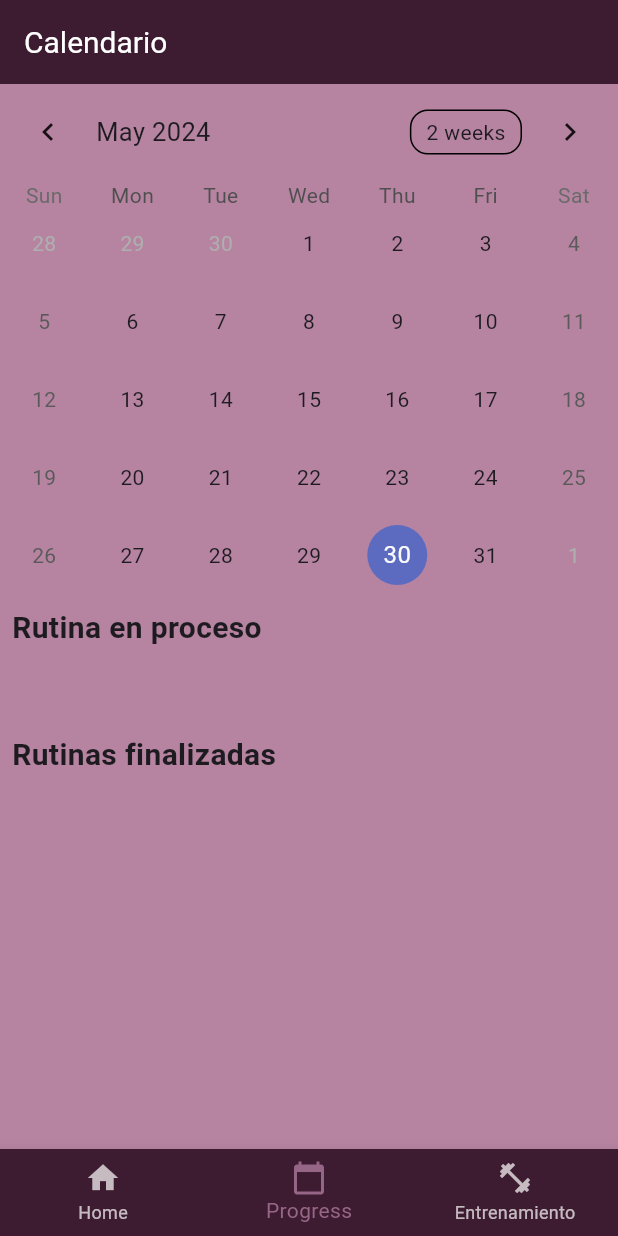
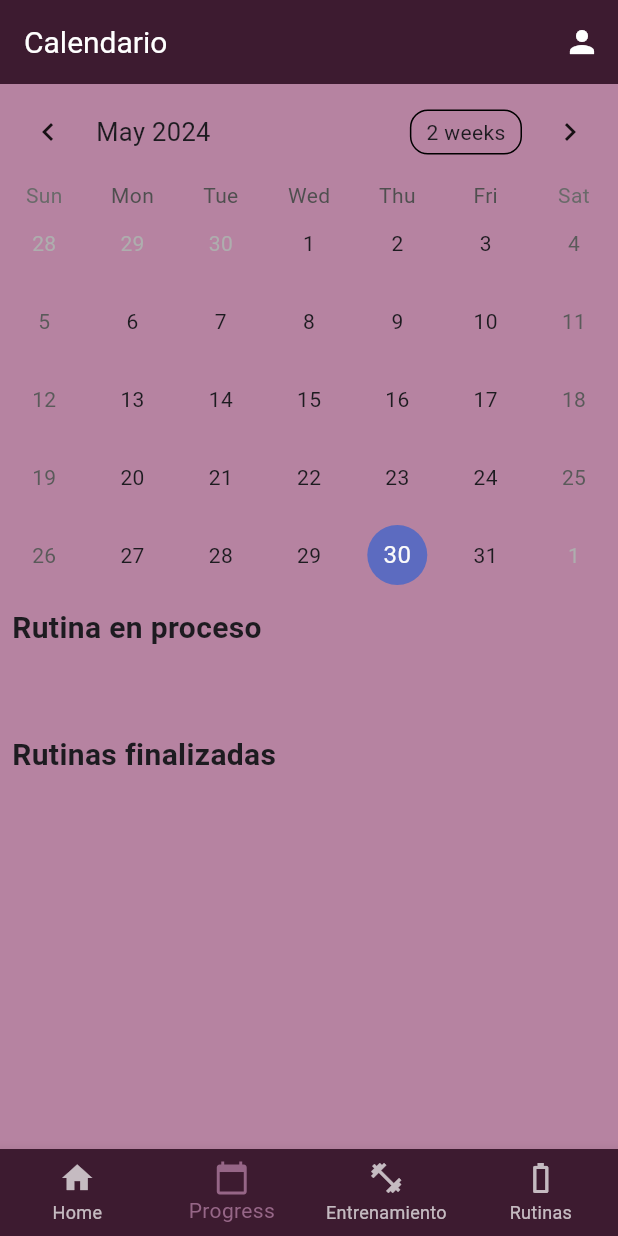
Before and after one commit to MariaBelenF/TP3Proyecto, a Flutter app: the CalendarScreen screen opened by its route, on a phone screen of 412 x 824 dp. Run offline on Flutter 3.47's test engine with Material 3 defaults, Android fonts, the phone set to English and light mode, and no system bars; drawn by our look-alikes of table_calendar; our stand-ins replace firebase_core, firebase_database, go_router, google_fonts; accounts and stored records are empty; Roboto replaces fonts that are missing (Philosopher).

Commit message:
view rutinas

```diff
--- a/lib/core/entities/UserManager.dart
+++ b/lib/core/entities/UserManager.dart
@@ -16,7 +16,7 @@ UserManager(){
    Exercise ejercicio3 = new Exercise(title: 'Plancha', imageLink: 'https://media.vogue.es/photos/5fd243f80800022c258951da/master/w_1600%2Cc_limit/tabla-de-ejercicios2-4.jpg', description: 'Coloca los antebrazos en el suelo directamente debajo de los hombros y extiende las piernas hacia atrás apoyando las puntas de los pies. Mantén el cuerpo en una línea recta desde la cabeza hasta los talones, activando el núcleo y manteniendo la espalda recta. Sostén esta posición sin dejar que las caderas se hundan o se levanten, durante el tiempo deseado.');
    Exercise ejercicio4 = new Exercise(title: 'Estocada', imageLink: 'https://static.vecteezy.com/system/resources/previews/008/424/322/non_2x/illustrated-exercise-guide-by-healthy-man-doing-lunges-workout-in-2-steps-for-firming-buttocks-and-legs-vector.jpg', description: 'Da un paso largo hacia adelante con una pierna y baja el cuerpo hasta que ambas rodillas formen ángulos de 90 grados. La rodilla trasera debe casi tocar el suelo y la delantera debe estar alineada con el tobillo. Mantén el torso erguido y el núcleo activado. Empuja con el talón delantero para volver a la posición inicial y repite con la otra pierna.');
    Routine myRoutine = Routine(
-    title: 'Desafío de Fuerza Total',
+    title: 'Fuerza Total',
     duration: 30,
     aim: 10,
     description: 'Aumentá tu fuerza y mejorá tu estado fisico al máximo con esta rutina de 30 días',
--- a/lib/presentation/bottom_navigation_bar.dart
+++ b/lib/presentation/bottom_navigation_bar.dart
@@ -1,5 +1,4 @@
 import 'package:flutter/material.dart';
-import 'package:flutter/rendering.dart';
 import 'package:go_router/go_router.dart';
 
 class CustomBottomNavigationBar extends StatelessWidget {
@@ -10,9 +9,10 @@ class CustomBottomNavigationBar extends StatelessWidget {
   @override
   Widget build(BuildContext context) {
     return BottomNavigationBar(
+      type: BottomNavigationBarType.fixed, // Añade esta línea
       backgroundColor: const Color.fromARGB(255, 61, 27, 48),
-      selectedItemColor: Color.fromARGB(255, 150, 102, 135),
-      unselectedItemColor: Colors.white70,
+      selectedItemColor: const Color.fromARGB(255, 150, 102, 135),
+      unselectedItemColor: Colors.white70, // Asegúrate de que los íconos no seleccionados sean visibles
       items: const <BottomNavigationBarItem>[
         BottomNavigationBarItem(
           icon: Icon(Icons.home),
@@ -25,6 +25,10 @@ class CustomBottomNavigationBar extends StatelessWidget {
         BottomNavigationBarItem(
           icon: Icon(Icons.fitness_center),
           label: 'Entrenamiento',
+        ),
+        BottomNavigationBarItem(
+          icon: Icon(Icons.battery_0_bar),
+          label: 'Rutinas',
         ),
       ],
       currentIndex: currentIndex,
@@ -39,6 +43,9 @@ class CustomBottomNavigationBar extends StatelessWidget {
           case 2:
             context.goNamed('RoutineScreen');
             break;
+          case 3:
+            context.goNamed('RoutineScreen');
+            break;
           default:
             break;
         }
--- a/lib/presentation/calendar_screen.dart
+++ b/lib/presentation/calendar_screen.dart
@@ -1,5 +1,7 @@
 import 'package:cine_practica/core/entities/UserManager.dart';
+import 'package:cine_practica/presentation/profile_screen.dart';
 import 'package:flutter/material.dart';
+import 'package:go_router/go_router.dart';
 import 'package:table_calendar/table_calendar.dart';
 import 'package:cine_practica/presentation/bottom_navigation_bar.dart';
 
@@ -66,6 +68,14 @@ class _CalendarScreenState extends State<CalendarScreen> {
       bottomNavigationBar: CustomBottomNavigationBar(currentIndex: 1),
       appBar: AppBar(
         title: Text('Calendario'),
+        actions: [
+          IconButton(
+            icon: Icon(Icons.person),
+            onPressed: () {
+              context.pushNamed(ProfileScreen.name);
+            },
+          ),
+        ],
       ),
       body: Column(
          crossAxisAlignment: CrossAxisAlignment.start,
```
Also changed, not shown: lib/presentation/routine_screen.dart (+18 -6 lines), lib/presentation/routines_screen.dart (added, +19 -0 lines).
